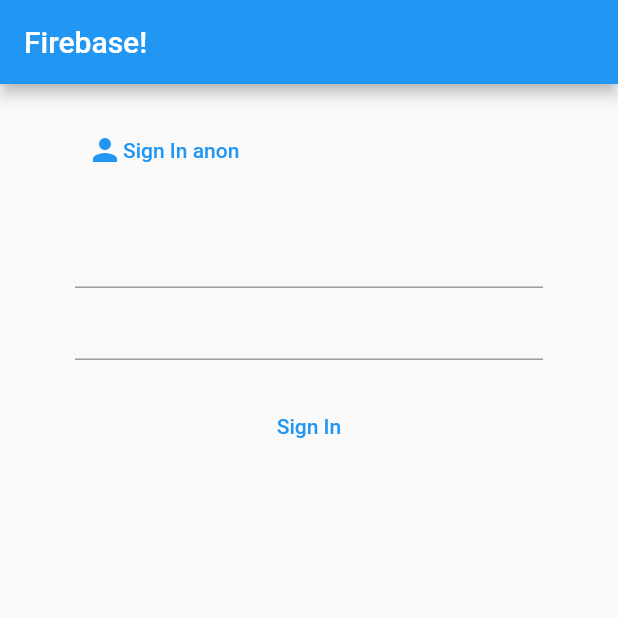
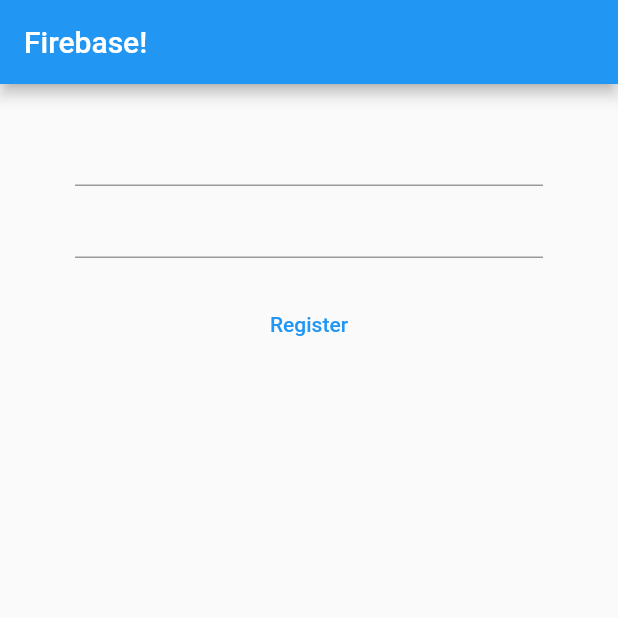
Before and after one commit to TheRealDream21/flutter_and_firebase, a Flutter app: the screen it shows after launch, on a phone screen of 412 x 824 dp, the top half of it. Run offline on Flutter 3.47's test engine with Material 2 defaults, Android fonts, the light colour scheme and no system bars; our stand-ins replace firebase_auth, firebase_core; accounts and stored records are empty.

Commit message:
doing stuff 6/2/23

```diff
--- a/flutter_and_firebase/lib/screens/authenticate/authenticate.dart
+++ b/flutter_and_firebase/lib/screens/authenticate/authenticate.dart
@@ -1,7 +1,7 @@
 // ignore: unused_import
 import 'package:firebase_auth/firebase_auth.dart';
 import 'package:flutter/material.dart';
-
+import 'package:flutter_and_firebase/screens/authenticate/register.dart';
 import '../../services/auth.dart';
 
 class authenticate extends StatefulWidget {
@@ -22,48 +22,13 @@
     return Scaffold(
       appBar: AppBar(actions: [], title: const Text('Firebase!')),
       body: Form(
-          child: Padding(
-            padding: EdgeInsets.fromLTRB(50.0, 0.0, 50.0, 0.0),
         child: Column(children: [
-              const SizedBox(
-                height: 20.0,
-              ),
-              TextButton(
-                child: const Row(
-                  children: [Icon(Icons.person), Text("Sign In anon")],
-                ),
-                onPressed: () async {
-                  dynamic result = await _auth.signInAnonymously();
-                  if (result == null) {
-                    // ignore: avoid_print
-                    print('error!');
-                  } else {
-                    // ignore: avoid_print
-                    print(result);
-                  }
-                },
-              ),
-              const SizedBox(
-                height: 20.0,
-              ),
-              TextFormField(onChanged: (val) {
-                setState(() => email = val);
-              }),
-              TextFormField(
-                onChanged: (val) {
-                  setState(() => password = val);
-                },
-                obscureText: true,
-              ),
-              const SizedBox(
-                height: 20.0,
-              ),
-              TextButton(
-                child: const Text("Sign In"),
-                onPressed: () {},
+          Container(
+            child: Register(),
+            height: 400.0,
           )
         ]),
       ),
-        ));
+    );
   }
 }
--- /dev/null
+++ b/flutter_and_firebase/lib/screens/authenticate/register.dart
@@ -0,0 +1,59 @@
+import 'package:flutter/material.dart';
+
+class Register extends StatefulWidget {
+  const Register({super.key});
+
+  @override
+  State<Register> createState() => _RegisterState();
+}
+
+class _RegisterState extends State<Register> {
+  final _formKey = GlobalKey<FormState>();
+
+  String email = '';
+  String password = '';
+
+  @override
+  Widget build(BuildContext context) {
+    return Scaffold(
+      body: Container(
+        child: Form(
+          key: _formKey,
+          child: Padding(
+            padding: const EdgeInsets.fromLTRB(50.0, 0.0, 50.0, 0.0),
+            child: Column(children: [
+              const SizedBox(
+                height: 20.0,
+              ),
+              TextFormField(
+                  validator: (val) => val!.isEmpty ? 'Enter an email' : null,
+                  onChanged: (val) {
+                    setState(() => email = val);
+                  }),
+              TextFormField(
+                validator: (val) =>
+                    val!.length < 6 ? 'Enter a password 6+ chars long' : null,
+                onChanged: (val) {
+                  setState(() => password = val);
+                },
+                obscureText: true,
+              ),
+              const SizedBox(
+                height: 20.0,
+              ),
+              TextButton(
+                child: const Text("Register"),
+                onPressed: () {
+                  if (_formKey.currentState!.validate()) {
+                    print(email);
+                    print(password);
+                  }
+                },
+              ),
+            ]),
+          ),
+        ),
+      ),
+    );
+  }
+}
--- a/flutter_and_firebase/pubspec.yaml
+++ b/flutter_and_firebase/pubspec.yaml
@@ -4,7 +4,7 @@
 version: 0.1.0
 
 environment:
-  sdk: '>=2.15.1 <3.0.0'
+  sdk: '>=2.20.1 <3.0.0'
 
 dependencies:
   firebase_auth: ^4.4.1
```
Also changed, not shown: flutter_and_firebase/lib/services/auth.dart (+13 -0 lines), flutter_and_firebase/pubspec.lock. Lines whose indentation alone changed are shown as unchanged.
